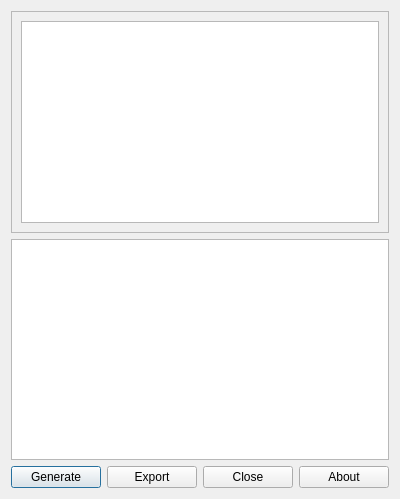
Qt form DiagLeg/ui_diagleg.ui (doublebyte1/DiagLeg2) before a commit.
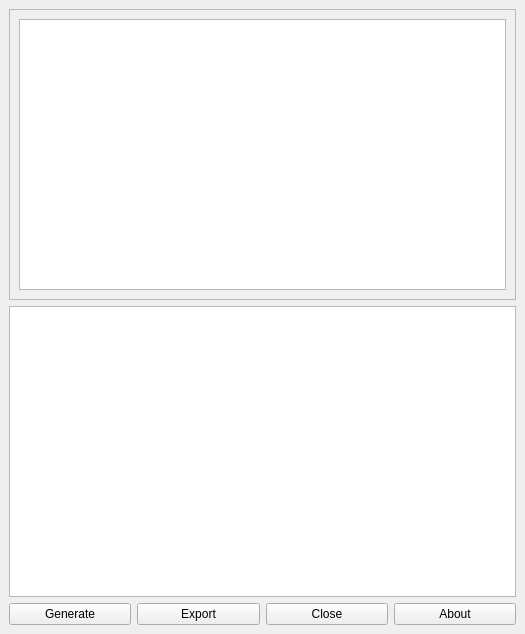
The same form after that commit. Icons and pictures are not drawn.

Commit message: - Added support for Linearly Interpolated Diagrams - Transformed dialog in dock window

The edit to the form file:
```diff
--- a/DiagLeg/ui_diagleg.ui
+++ b/DiagLeg/ui_diagleg.ui
@@ -1,24 +1,21 @@
 <?xml version="1.0" encoding="UTF-8"?>
 <ui version="4.0">
  <class>DiagLeg</class>
- <widget class="QDialog" name="DiagLeg">
+ <widget class="QDockWidget" name="DiagLeg">
   <property name="geometry">
    <rect>
     <x>0</x>
     <y>0</y>
-    <width>400</width>
-    <height>499</height>
+    <width>525</width>
+    <height>634</height>
    </rect>
   </property>
   <property name="windowTitle">
    <string>Diagram Legend</string>
   </property>
-  <property name="windowIcon">
-   <iconset resource="resources.qrc">
-    <normaloff>:/diagleg/icon.png</normaloff>:/diagleg/icon.png</iconset>
-  </property>
-  <layout class="QGridLayout" name="gridLayout">
-   <item row="0" column="0">
+  <widget class="QWidget" name="dockWidgetContents">
+   <layout class="QVBoxLayout" name="verticalLayout">
+    <item>
     <widget class="QFrame" name="frame">
      <property name="frameShape">
       <enum>QFrame::StyledPanel</enum>
@@ -37,10 +34,10 @@
      </layout>
     </widget>
    </item>
-   <item row="1" column="0">
+    <item>
     <widget class="QGraphicsView" name="view"/>
    </item>
-   <item row="2" column="0">
+    <item>
     <layout class="QHBoxLayout" name="horizontalLayout">
      <item>
       <widget class="QPushButton" name="pushGenerate">
@@ -98,6 +95,7 @@
    </item>
   </layout>
  </widget>
+ </widget>
  <resources>
   <include location="resources.qrc"/>
  </resources>
```
Left out of the diff: 3 changed lines with no effect on the pictures. Lines whose indentation alone changed are shown as unchanged. The commit also changes 10 other files.
